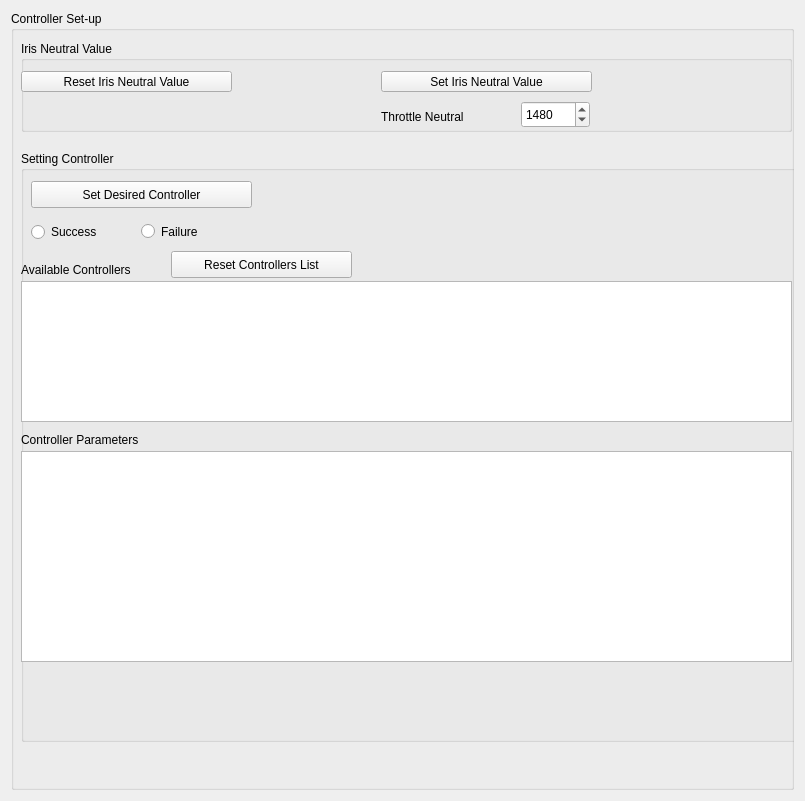
massimilianop/sml_under_development, file gui/src/gui/choose_mission.ui: the form before one commit.
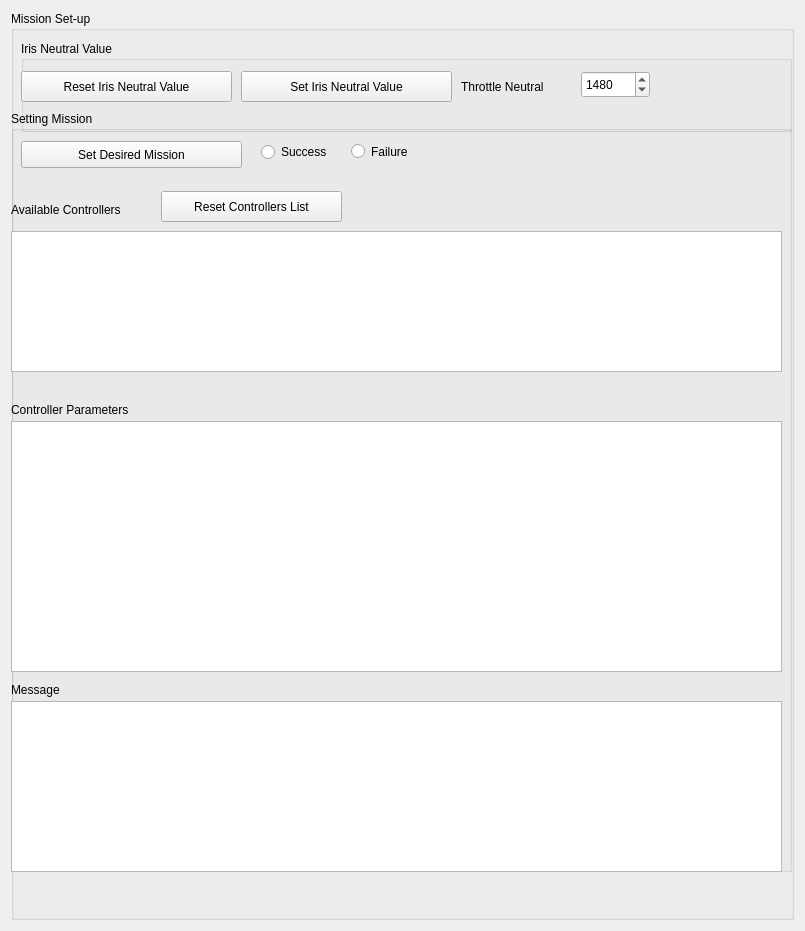
The form after the commit.

Commit message: mission on gui working \n one can now select mission on gui, and change its parameters

What changed in the file:
```diff
--- a/gui/src/gui/choose_mission.ui
+++ b/gui/src/gui/choose_mission.ui
@@ -7,7 +7,7 @@
     <x>0</x>
     <y>0</y>
     <width>805</width>
-    <height>801</height>
+    <height>931</height>
    </rect>
   </property>
   <property name="windowTitle">
@@ -17,7 +17,7 @@
    <string notr="true"/>
   </property>
   <layout class="QGridLayout" name="gridLayout">
-   <item row="0" column="0">
+   <item row="1" column="0">
     <widget class="QGroupBox" name="groupBox_7">
      <property name="sizePolicy">
       <sizepolicy hsizetype="Preferred" vsizetype="Ignored">
@@ -26,7 +26,7 @@
       </sizepolicy>
      </property>
      <property name="title">
-      <string>Controller Set-up</string>
+      <string>Mission Set-up</string>
      </property>
      <widget class="QGroupBox" name="groupBox_6">
       <property name="geometry">
@@ -52,7 +52,7 @@
          <x>0</x>
          <y>30</y>
          <width>211</width>
-         <height>21</height>
+         <height>31</height>
         </rect>
        </property>
        <property name="text">
@@ -62,8 +62,8 @@
       <widget class="QDoubleSpinBox" name="ThrottleNeutralValue">
        <property name="geometry">
         <rect>
-         <x>500</x>
-         <y>60</y>
+         <x>560</x>
+         <y>30</y>
          <width>69</width>
          <height>27</height>
         </rect>
@@ -87,8 +87,8 @@
       <widget class="QLabel" name="label_8">
        <property name="geometry">
         <rect>
-         <x>360</x>
-         <y>60</y>
+         <x>440</x>
+         <y>30</y>
          <width>121</width>
          <height>31</height>
         </rect>
@@ -100,10 +100,10 @@
       <widget class="QPushButton" name="SetIrisNeutralValue">
        <property name="geometry">
         <rect>
-         <x>360</x>
+         <x>220</x>
          <y>30</y>
          <width>211</width>
-         <height>21</height>
+         <height>31</height>
         </rect>
        </property>
        <property name="text">
@@ -114,20 +114,20 @@
      <widget class="QGroupBox" name="groupBox_8">
       <property name="geometry">
        <rect>
-        <x>10</x>
-        <y>140</y>
+        <x>0</x>
+        <y>100</y>
         <width>781</width>
-        <height>591</height>
+        <height>761</height>
        </rect>
       </property>
       <property name="title">
-       <string>Setting Controller</string>
+       <string>Setting Mission</string>
       </property>
       <widget class="QRadioButton" name="Failure">
        <property name="geometry">
         <rect>
-         <x>120</x>
-         <y>70</y>
+         <x>340</x>
+         <y>30</y>
          <width>81</width>
          <height>21</height>
         </rect>
@@ -139,8 +139,8 @@
       <widget class="QRadioButton" name="Success">
        <property name="geometry">
         <rect>
-         <x>10</x>
-         <y>70</y>
+         <x>250</x>
+         <y>30</y>
          <width>91</width>
          <height>22</height>
         </rect>
@@ -159,14 +159,14 @@
         </rect>
        </property>
        <property name="text">
-        <string>Set Desired Controller</string>
+        <string>Set Desired Mission</string>
        </property>
       </widget>
       <widget class="QListWidget" name="ListControllersWidget">
        <property name="geometry">
         <rect>
          <x>0</x>
-         <y>130</y>
+         <y>120</y>
          <width>771</width>
          <height>141</height>
         </rect>
@@ -176,9 +176,9 @@
        <property name="geometry">
         <rect>
          <x>0</x>
-         <y>300</y>
+         <y>310</y>
          <width>771</width>
-         <height>211</height>
+         <height>251</height>
         </rect>
        </property>
       </widget>
@@ -186,7 +186,7 @@
        <property name="geometry">
         <rect>
          <x>0</x>
-         <y>280</y>
+         <y>290</y>
          <width>161</width>
          <height>17</height>
         </rect>
@@ -199,7 +199,7 @@
        <property name="geometry">
         <rect>
          <x>0</x>
-         <y>110</y>
+         <y>90</y>
          <width>161</width>
          <height>17</height>
         </rect>
@@ -212,15 +212,38 @@
        <property name="geometry">
         <rect>
          <x>150</x>
-         <y>100</y>
+         <y>80</y>
          <width>181</width>
-         <height>27</height>
+         <height>31</height>
         </rect>
        </property>
        <property name="text">
         <string>Reset Controllers List</string>
        </property>
       </widget>
+      <widget class="QPlainTextEdit" name="ItemClickedMessage">
+       <property name="geometry">
+        <rect>
+         <x>0</x>
+         <y>590</y>
+         <width>771</width>
+         <height>171</height>
+        </rect>
+       </property>
+      </widget>
+      <widget class="QLabel" name="label_3">
+       <property name="geometry">
+        <rect>
+         <x>0</x>
+         <y>570</y>
+         <width>161</width>
+         <height>17</height>
+        </rect>
+       </property>
+       <property name="text">
+        <string>Message</string>
+       </property>
+      </widget>
      </widget>
     </widget>
    </item>
```
The commit also changes 11 other files.
